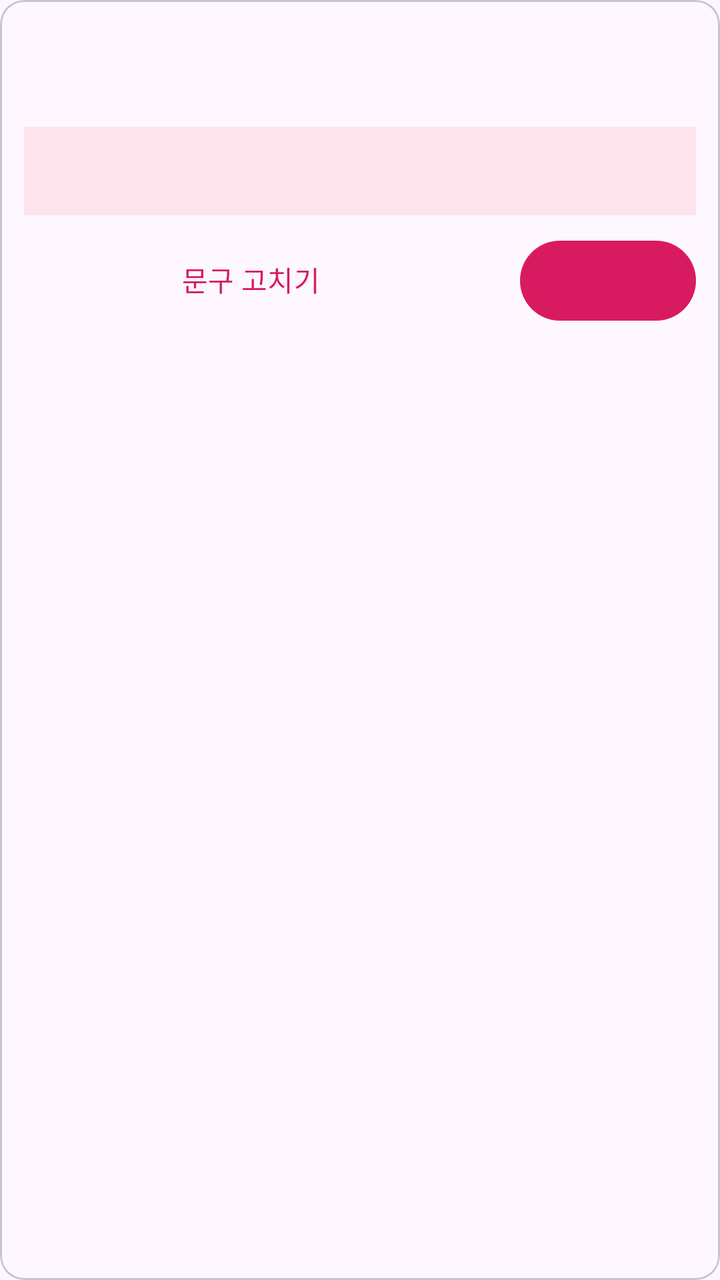
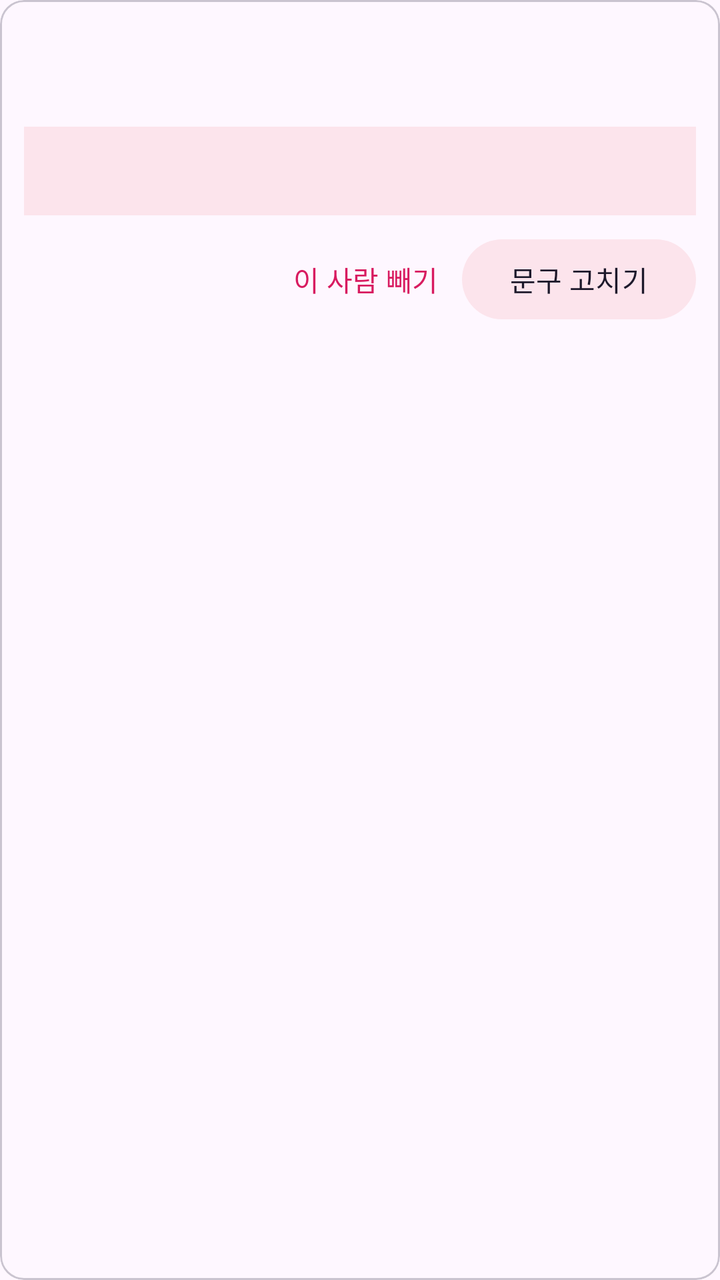

An Android layout rendered at two revisions. The XML below is the earlier revision; the diff shows what the commit changed to produce the second picture.
<!-- AndroidManifest.xml: application theme Theme.SendWeddingSMS -->
<!-- res/layout/item_preview.xml -->
<?xml version="1.0" encoding="utf-8"?>
<com.google.android.material.card.MaterialCardView xmlns:android="http://schemas.android.com/apk/res/android"
    style="@style/Widget.Material3.CardView.Outlined"
    android:layout_width="match_parent"
    android:layout_height="wrap_content"
    android:layout_marginHorizontal="4dp"
    android:layout_marginTop="8dp">

    <LinearLayout
        android:layout_width="match_parent"
        android:layout_height="wrap_content"
        android:orientation="vertical"
        android:padding="12dp">

        <TextView
            android:id="@+id/name"
            android:layout_width="match_parent"
            android:layout_height="wrap_content"
            android:textSize="18sp"
            android:textStyle="bold" />

        <TextView
            android:id="@+id/meta"
            android:layout_width="match_parent"
            android:layout_height="wrap_content"
            android:textColor="?android:attr/textColorSecondary"
            android:textSize="14sp" />

        <TextView
            android:id="@+id/message"
            android:layout_width="match_parent"
            android:layout_height="wrap_content"
            android:layout_marginTop="8dp"
            android:background="@color/pink_light"
            android:padding="12dp"
            android:textSize="15sp" />

        <LinearLayout
            android:layout_width="match_parent"
            android:layout_height="wrap_content"
            android:layout_marginTop="8dp"
            android:gravity="end"
            android:orientation="horizontal">

            <Button
                android:id="@+id/edit"
                style="@style/Widget.Material3.Button.TextButton"
                android:layout_width="wrap_content"
                android:layout_height="wrap_content"
                android:text="문구 고치기" />

            <Button
                android:id="@+id/toggleSent"
                style="@style/Widget.Material3.Button.TextButton"
                android:layout_width="wrap_content"
                android:layout_height="wrap_content" />

            <Button
                android:id="@+id/send"
                android:layout_width="wrap_content"
                android:layout_height="wrap_content" />
        </LinearLayout>
    </LinearLayout>
</com.google.android.material.card.MaterialCardView>
<!-- resources referenced by this layout -->
<resources>
  <color name="pink_light">#FCE4EC</color>
  <style name="Theme.SendWeddingSMS" parent="Theme.Material3.Light.NoActionBar">
          <item name="colorPrimary">@color/pink</item>
          <item name="colorSecondaryContainer">@color/pink_light</item>
          <item name="android:statusBarColor">@color/pink</item>
      </style>
  <color name="pink">#D81B60</color>
</resources>

<!-- the commit's change to res/layout/item_preview.xml (unified diff, before → after) -->
@@ -4,7 +4,9 @@
     android:layout_width="match_parent"
     android:layout_height="wrap_content"
     android:layout_marginHorizontal="4dp"
-    android:layout_marginTop="8dp">
+    android:layout_marginTop="8dp"
+    android:clickable="true"
+    android:focusable="true">
 
     <LinearLayout
         android:layout_width="match_parent"
@@ -43,22 +45,18 @@
             android:orientation="horizontal">
 
             <Button
-                android:id="@+id/edit"
+                android:id="@+id/remove"
                 style="@style/Widget.Material3.Button.TextButton"
                 android:layout_width="wrap_content"
                 android:layout_height="wrap_content"
-                android:text="문구 고치기" />
+                android:text="이 사람 빼기" />
 
             <Button
-                android:id="@+id/toggleSent"
-                style="@style/Widget.Material3.Button.TextButton"
+                android:id="@+id/edit"
+                style="@style/Widget.Material3.Button.TonalButton"
                 android:layout_width="wrap_content"
-                android:layout_height="wrap_content" />
-
-            <Button
-                android:id="@+id/send"
-                android:layout_width="wrap_content"
-                android:layout_height="wrap_content" />
+                android:layout_height="wrap_content"
+                android:text="문구 고치기" />
         </LinearLayout>
     </LinearLayout>
 </com.google.android.material.card.MaterialCardView>
